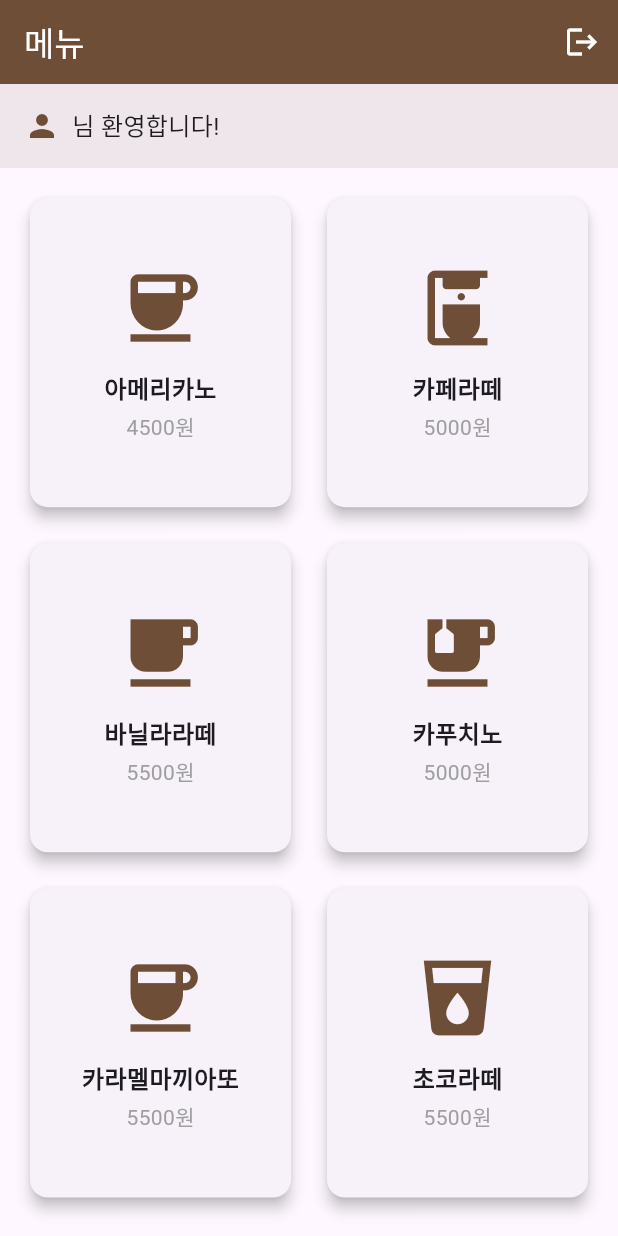
After one commit to Cafe-Order/Cafe_Order_Project, a Flutter app: the screen it shows once a user with an empty profile is signed in, on a phone screen of 412 x 824 dp. The commit adds this screen. Run offline on Flutter 3.47's test engine with Material 3 defaults, Android fonts, the phone set to English and light mode, and no system bars; our stand-ins replace cloud_firestore, firebase_auth, firebase_core, google_sign_in; accounts and stored records are empty.

Commit message:
[mobile] feat: 메뉴 화면 UI 구현

```diff
--- a/mobile/lib/main.dart
+++ b/mobile/lib/main.dart
@@ -1,7 +1,9 @@
 import 'package:flutter/material.dart';
 import 'package:firebase_core/firebase_core.dart';
+import 'package:firebase_auth/firebase_auth.dart';
 import 'firebase_options.dart';
 import 'screens/login_screen.dart';
+import 'screens/menu_screen.dart';
 
 void main() async {
   WidgetsFlutterBinding.ensureInitialized();
@@ -18,7 +20,20 @@ class MyApp extends StatelessWidget {
       title: 'Cafe Order',
       debugShowCheckedModeBanner: false,
       theme: ThemeData(primarySwatch: Colors.brown, useMaterial3: true),
-      home: const LoginScreen(),
+      home: StreamBuilder<User?>(
+        stream: FirebaseAuth.instance.authStateChanges(),
+        builder: (context, snapshot) {
+          if (snapshot.connectionState == ConnectionState.waiting) {
+            return const Scaffold(
+              body: Center(child: CircularProgressIndicator()),
+            );
+          }
+          if (snapshot.hasData) {
+            return const MenuScreen(); // 로그인 됨 → 메뉴 화면
+          }
+          return const LoginScreen(); // 로그인 안 됨 → 로그인 화면
+        },
+      ),
     );
   }
 }
--- /dev/null
+++ b/mobile/lib/screens/menu_screen.dart
@@ -0,0 +1,116 @@
+import 'package:flutter/material.dart';
+import 'package:firebase_auth/firebase_auth.dart';
+import 'login_screen.dart';
+
+class MenuScreen extends StatefulWidget {
+  const MenuScreen({super.key});
+
+  @override
+  State<MenuScreen> createState() => _MenuScreenState();
+}
+
+class _MenuScreenState extends State<MenuScreen> {
+  final List<Map<String, dynamic>> menuItems = [
+    {'name': '아메리카노', 'price': 4500, 'image': Icons.coffee},
+    {'name': '카페라떼', 'price': 5000, 'image': Icons.coffee_maker},
+    {'name': '바닐라라떼', 'price': 5500, 'image': Icons.local_cafe},
+    {'name': '카푸치노', 'price': 5000, 'image': Icons.emoji_food_beverage},
+    {'name': '카라멜마끼아또', 'price': 5500, 'image': Icons.coffee},
+    {'name': '초코라떼', 'price': 5500, 'image': Icons.local_drink},
+  ];
+
+  Future<void> _signOut() async {
+    await FirebaseAuth.instance.signOut();
+    if (mounted) {
+      Navigator.pushReplacement(
+        context,
+        MaterialPageRoute(builder: (context) => const LoginScreen()),
+      );
+    }
+  }
+
+  @override
+  Widget build(BuildContext context) {
+    final user = FirebaseAuth.instance.currentUser;
+
+    return Scaffold(
+      appBar: AppBar(
+        title: const Text('메뉴'),
+        backgroundColor: const Color(0xFF6F4E37),
+        foregroundColor: Colors.white,
+        actions: [
+          IconButton(icon: const Icon(Icons.logout), onPressed: _signOut),
+        ],
+      ),
+      body: Column(
+        children: [
+          Container(
+            padding: const EdgeInsets.all(16),
+            color: const Color(0xFF6F4E37).withOpacity(0.1),
+            child: Row(
+              children: [
+                const Icon(Icons.person, color: Color(0xFF6F4E37)),
+                const SizedBox(width: 8),
+                Text(
+                  '${user?.email ?? "손님"}님 환영합니다!',
+                  style: const TextStyle(fontSize: 16),
+                ),
+              ],
+            ),
+          ),
+          Expanded(
+            child: GridView.builder(
+              padding: const EdgeInsets.all(16),
+              gridDelegate: const SliverGridDelegateWithFixedCrossAxisCount(
+                crossAxisCount: 2,
+                childAspectRatio: 0.85,
+                crossAxisSpacing: 16,
+                mainAxisSpacing: 16,
+              ),
+              itemCount: menuItems.length,
+              itemBuilder: (context, index) {
+                final item = menuItems[index];
+                return Card(
+                  elevation: 4,
+                  child: InkWell(
+                    onTap: () {
+                      ScaffoldMessenger.of(context).showSnackBar(
+                        SnackBar(content: Text('${item['name']} 선택!')),
+                      );
+                    },
+                    child: Column(
+                      mainAxisAlignment: MainAxisAlignment.center,
+                      children: [
+                        Icon(
+                          item['image'],
+                          size: 60,
+                          color: const Color(0xFF6F4E37),
+                        ),
+                        const SizedBox(height: 12),
+                        Text(
+                          item['name'],
+                          style: const TextStyle(
+                            fontSize: 16,
+                            fontWeight: FontWeight.bold,
+                          ),
+                        ),
+                        const SizedBox(height: 4),
+                        Text(
+                          '${item['price']}원',
+                          style: const TextStyle(
+                            fontSize: 14,
+                            color: Colors.grey,
+                          ),
+                        ),
+                      ],
+                    ),
+                  ),
+                );
+              },
+            ),
+          ),
+        ],
+      ),
+    );
+  }
+}
```
Also changed, not shown: 1 other file.
